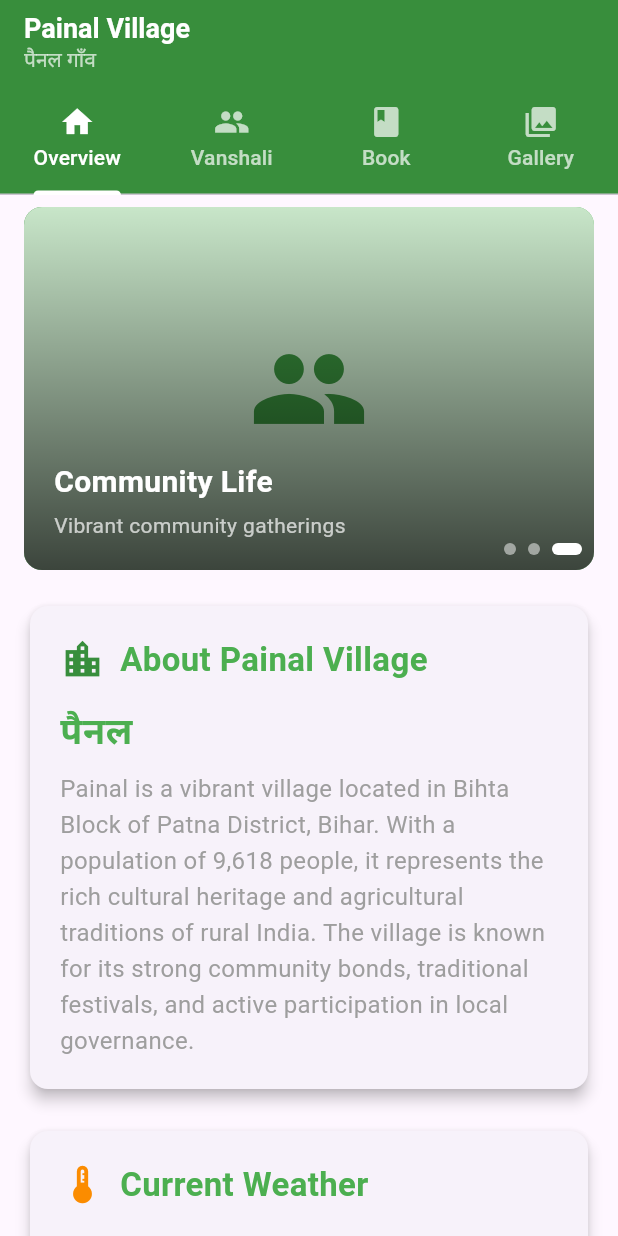
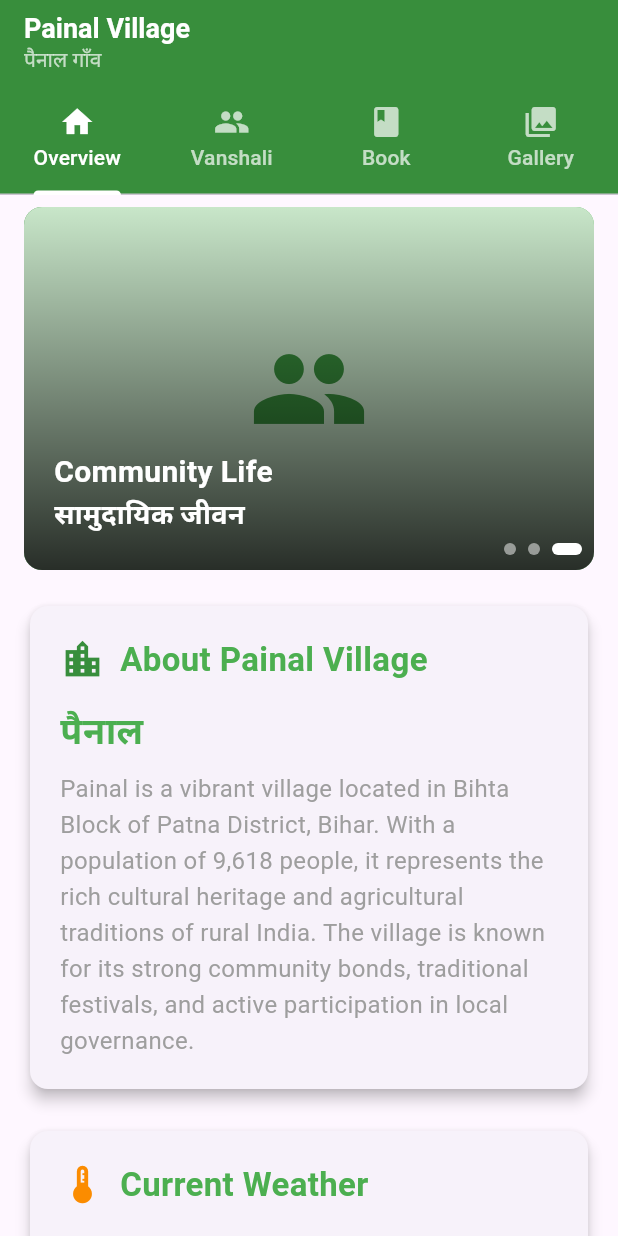
Before and after one commit to mohitxcodes/painal_app, a Flutter app: the screen it shows after launch, on a phone screen of 412 x 824 dp. Run offline on Flutter 3.47's test engine with Material 3 defaults, Android fonts, the light colour scheme and no system bars.

Commit message:
added the carousel

```diff
--- a/lib/main.dart
+++ b/lib/main.dart
@@ -11,7 +11,7 @@ class MyApp extends StatelessWidget {
   @override
   Widget build(BuildContext context) {
     return MaterialApp(
-      title: 'Painal Village - पैनल गाँव',
+      title: 'Painal Village - पैनाल गाँव',
       debugShowCheckedModeBanner: false,
       theme: ThemeData(
         primarySwatch: Colors.green,
--- a/lib/screens/HomeScreen.dart
+++ b/lib/screens/HomeScreen.dart
@@ -43,7 +43,7 @@ class _HomeScreenState extends State<HomeScreen>
               ),
             ),
             Text(
-              'पैनल गाँव',
+              'पैनाल गाँव',
               style: TextStyle(color: Colors.white70, fontSize: 14),
             ),
           ],
--- a/lib/screens/overview/widgets/AboutVillageWidget.dart
+++ b/lib/screens/overview/widgets/AboutVillageWidget.dart
@@ -30,7 +30,7 @@ class AboutVillageWidget extends StatelessWidget {
               ),
               const SizedBox(height: 15),
               const Text(
-                'पैनल',
+                'पैनाल',
                 style: TextStyle(
                   fontSize: 24,
                   fontWeight: FontWeight.bold,
--- a/lib/screens/overview/widgets/CarouselWidget.dart
+++ b/lib/screens/overview/widgets/CarouselWidget.dart
@@ -13,17 +13,17 @@ class _CarouselWidgetState extends State<CarouselWidget> {
   final List<Map<String, String>> _carouselItems = [
     {
       'title': 'Village Landscape',
-      'subtitle': 'Beautiful rural scenery of Painal',
+      'titleHindi': 'गाँव का दृश्य',
       'image': 'assets/images/village_landscape.jpg',
     },
     {
       'title': 'Local Market',
-      'subtitle': 'Bustling village market activities',
+      'titleHindi': 'स्थानीय बाजार',
       'image': 'assets/images/local_market.jpg',
     },
     {
       'title': 'Community Life',
-      'subtitle': 'Vibrant community gatherings',
+      'titleHindi': 'सामुदायिक जीवन',
       'image': 'assets/images/community.jpg',
     },
   ];
@@ -114,18 +114,20 @@ class _CarouselWidgetState extends State<CarouselWidget> {
                           end: Alignment.bottomCenter,
                           colors: [
                             Colors.transparent,
-                            Colors.black.withOpacity(0.7),
+                            Colors.black.withOpacity(0.8),
                           ],
                         ),
                       ),
                     ),
-                    // Text overlay at bottom left
+                    // Text overlay at bottom left with bilingual content
                     Positioned(
                       bottom: 20,
                       left: 20,
+                      right: 20,
                       child: Column(
                         crossAxisAlignment: CrossAxisAlignment.start,
                         children: [
+                          // English Title
                           Text(
                             _carouselItems[index]['title']!,
                             style: const TextStyle(
@@ -134,14 +136,16 @@ class _CarouselWidgetState extends State<CarouselWidget> {
                               fontWeight: FontWeight.bold,
                             ),
                           ),
-                          const SizedBox(height: 4),
+                          // Hindi Title
                           Text(
-                            _carouselItems[index]['subtitle']!,
+                            _carouselItems[index]['titleHindi']!,
                             style: const TextStyle(
-                              color: Colors.white70,
-                              fontSize: 14,
+                              color: Colors.white,
+                              fontSize: 18,
+                              fontWeight: FontWeight.bold,
                             ),
                           ),
+                          const SizedBox(height: 4),
                         ],
                       ),
                     ),
```
